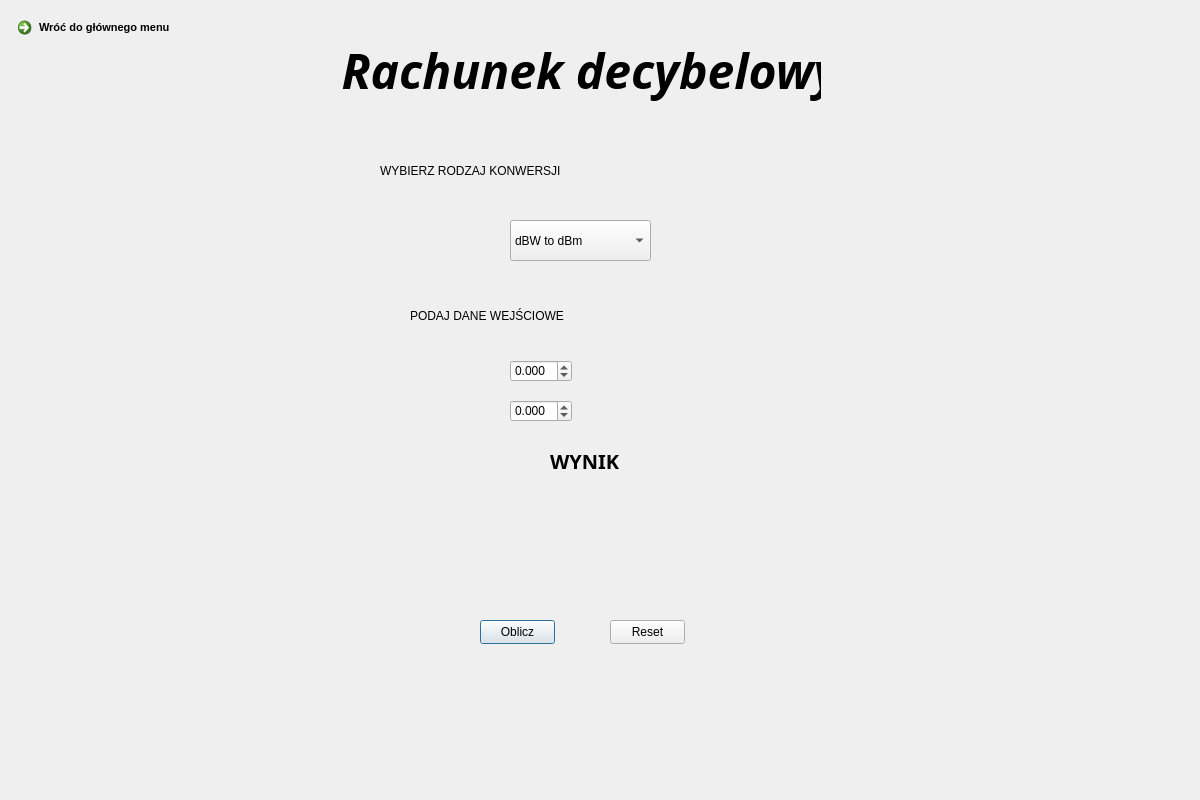
First picture: the form in UI/Rachunek_db.ui, repository lukaszbladziak5/ICalcThis, before the edit.
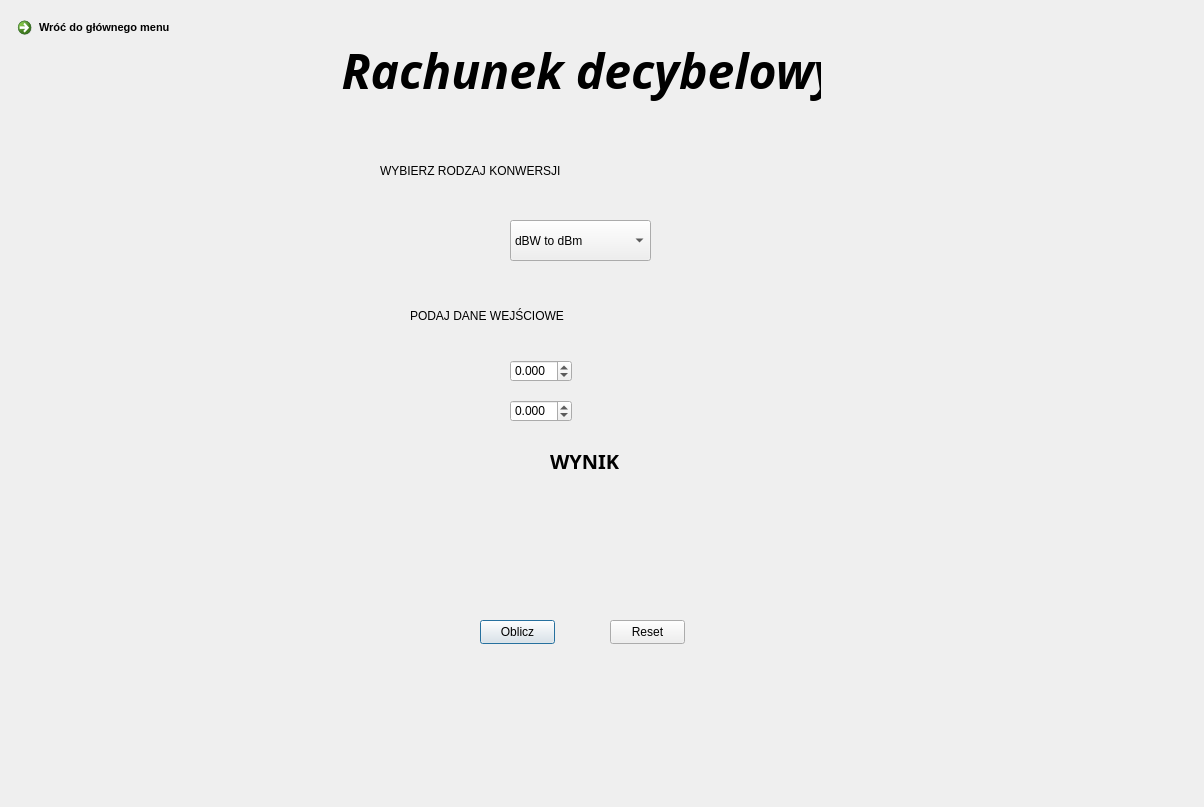
Second picture: the form after the edit.

```diff
--- a/UI/Rachunek_db.ui
+++ b/UI/Rachunek_db.ui
@@ -6,8 +6,8 @@
    <rect>
     <x>0</x>
     <y>0</y>
-    <width>1200</width>
-    <height>800</height>
+    <width>1204</width>
+    <height>807</height>
    </rect>
   </property>
   <property name="windowTitle">
```
